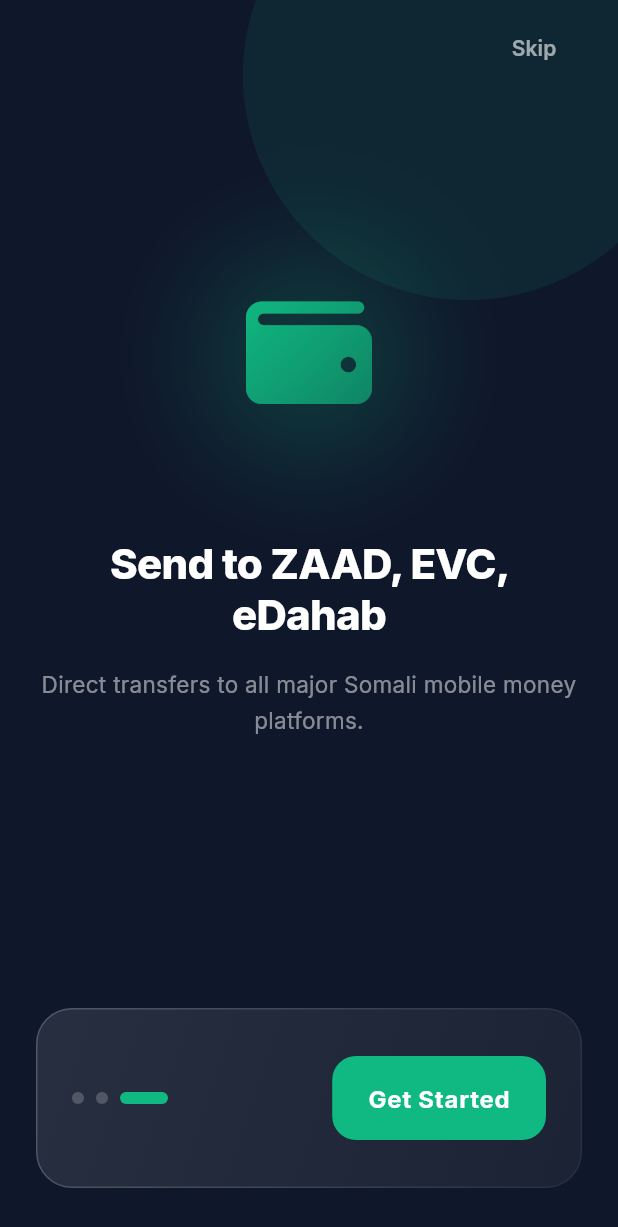
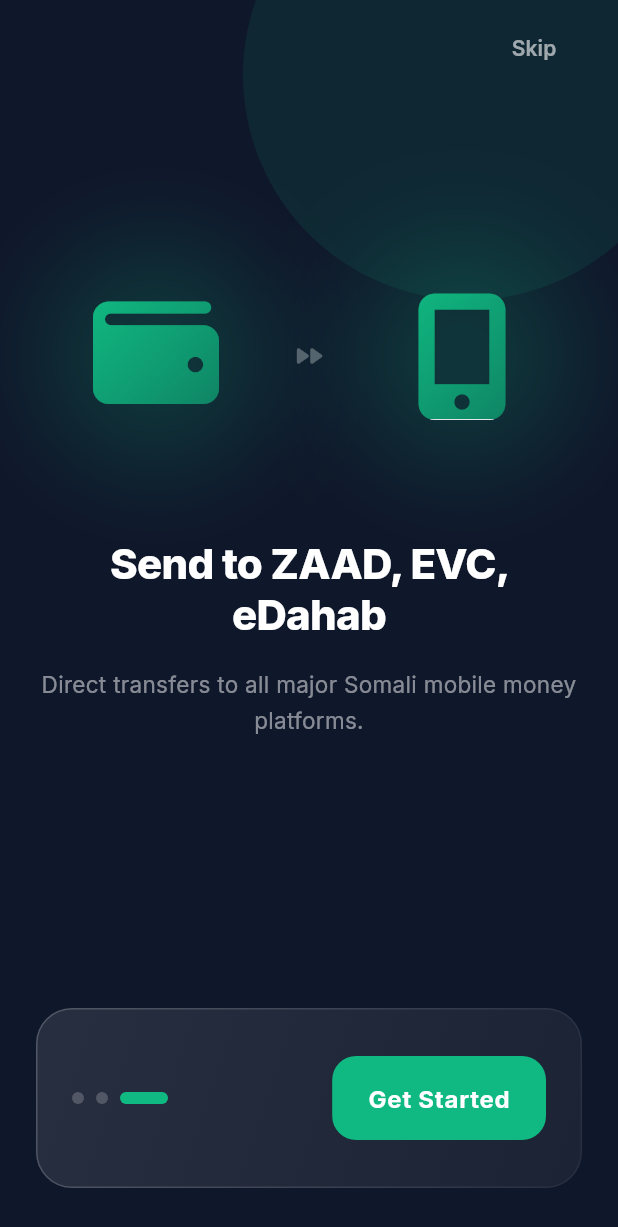
Before and after one commit to khadarcrouch6-gif/murtaapay-app, a Flutter app: the screen it shows after launch, swiped to page 3, on a phone screen of 412 x 824 dp. Shown: the top 1227 px of the screen. Run offline on Flutter 3.47's test engine with Material 3 defaults, Android fonts, the phone set to English and light mode, and no system bars; drawn by our look-alikes of glassmorphism, smooth_page_indicator; our stand-ins replace animate_do, audioplayers, camera, fl_chart, font_awesome_flutter, google_fonts and 4 more; project files that could hold a hidden picture were left out.

Commit message:
Finalized premium Notifications, Onboarding rebrand, and Currency Flags fix

```diff
--- a/lib/features/onboarding/onboarding_screen.dart
+++ b/lib/features/onboarding/onboarding_screen.dart
@@ -130,7 +130,10 @@
                     },
                     itemCount: _pages.length,
                     itemBuilder: (context, index) {
-                      return OnboardingPage(data: _pages[index]);
+                      return OnboardingPage(
+                        data: _pages[index],
+                        isSpecial: index == 2,
+                      );
                     },
                   ),
                 ),
@@ -240,8 +243,9 @@
 
 class OnboardingPage extends StatelessWidget {
   final OnboardingData data;
+  final bool isSpecial;
 
-  const OnboardingPage({super.key, required this.data});
+  const OnboardingPage({super.key, required this.data, this.isSpecial = false});
 
   @override
   Widget build(BuildContext context) {
@@ -253,40 +257,7 @@
           const Spacer(flex: 2),
           FadeInDown(
             child: Center(
-              child: Stack(
-                alignment: Alignment.center,
-                children: [
-                  // Subtle Glow behind the icon
-                  Container(
-                    width: 140 * context.fontSizeFactor,
-                    height: 140 * context.fontSizeFactor,
-                    decoration: BoxDecoration(
-                      shape: BoxShape.circle,
-                      boxShadow: [
-                        BoxShadow(
-                          color: data.color.withValues(alpha: 0.2),
-                          blurRadius: 60,
-                          spreadRadius: 5,
-                        ),
-                      ],
-                    ),
-                  ),
-                  ShaderMask(
-                    shaderCallback: (Rect bounds) {
-                      return LinearGradient(
-                        colors: [data.color, data.color.withValues(alpha: 0.6)],
-                        begin: Alignment.topLeft,
-                        end: Alignment.bottomRight,
-                      ).createShader(bounds);
-                    },
-                    child: Icon(
-                      data.icon,
-                      size: 84 * context.fontSizeFactor,
-                      color: Colors.white,
-                    ),
-                  ),
-                ],
-              ),
+              child: isSpecial ? _buildSpecialGraphic(context, data) : _buildStandardIcon(context, data),
             ),
           ),
           const Spacer(flex: 1),
@@ -329,4 +300,71 @@
       ),
     );
   }
+
+  Widget _buildStandardIcon(BuildContext context, OnboardingData data) {
+    return Stack(
+      alignment: Alignment.center,
+      children: [
+        Container(
+          width: 140 * context.fontSizeFactor,
+          height: 140 * context.fontSizeFactor,
+          decoration: BoxDecoration(
+            shape: BoxShape.circle,
+            boxShadow: [
+              BoxShadow(
+                color: data.color.withValues(alpha: 0.2),
+                blurRadius: 60,
+                spreadRadius: 5,
+              ),
+            ],
+          ),
+        ),
+        ShaderMask(
+          shaderCallback: (Rect bounds) {
+            return LinearGradient(
+              colors: [data.color, data.color.withValues(alpha: 0.6)],
+              begin: Alignment.topLeft,
+              end: Alignment.bottomRight,
+            ).createShader(bounds);
+          },
+          child: Icon(
+            data.icon,
+            size: 84 * context.fontSizeFactor,
+            color: Colors.white,
+          ),
+        ),
+      ],
+    );
+  }
+
+  Widget _buildSpecialGraphic(BuildContext context, OnboardingData data) {
+    return Row(
+      mainAxisAlignment: MainAxisAlignment.center,
+      children: [
+        // Wallet Icon
+        _buildStandardIcon(context, data),
+        const SizedBox(width: 20),
+        // Animated Arrow
+        Pulse(
+          infinite: true,
+          child: Icon(
+            Icons.fast_forward_rounded,
+            color: Colors.white.withValues(alpha: 0.3),
+            size: 24,
+          ),
+        ),
+        const SizedBox(width: 20),
+        // Mobile Icon (Representing Mobile Money)
+        _buildStandardIcon(
+          context,
+          OnboardingData(
+            title: "",
+            subtitle: "",
+            icon: FontAwesomeIcons.mobileScreenButton,
+            color: AppColors.accentTeal,
+          ),
+        ),
+      ],
+    );
+  }
 }
```
Also changed, not shown: lib/features/send_money/send_amount_screen.dart (+43 -3 lines).
